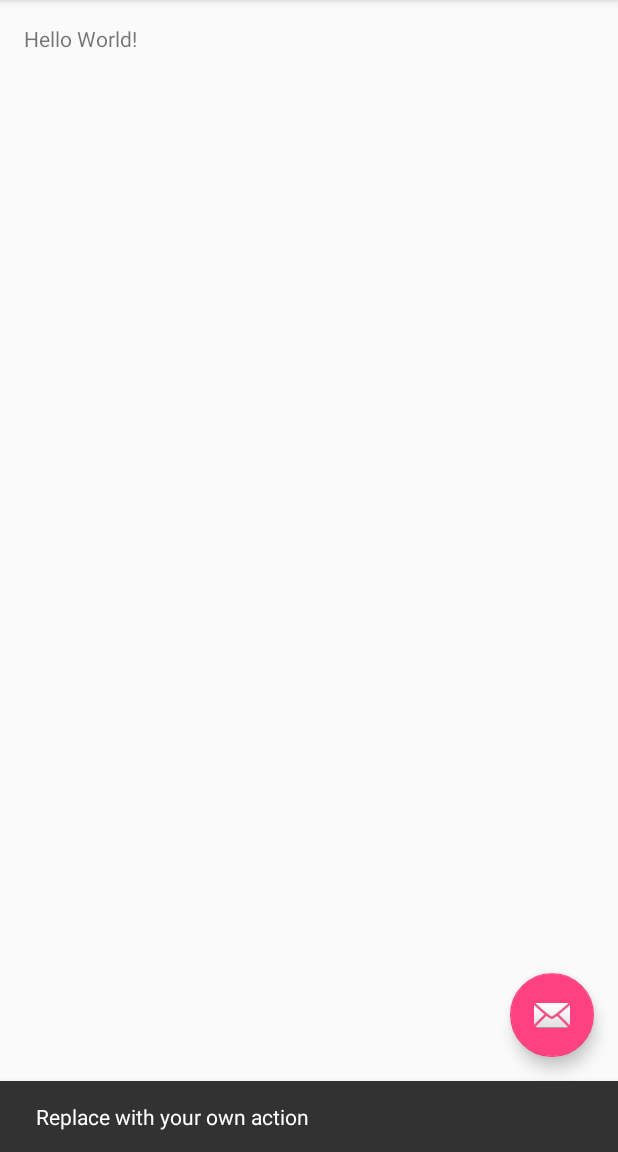
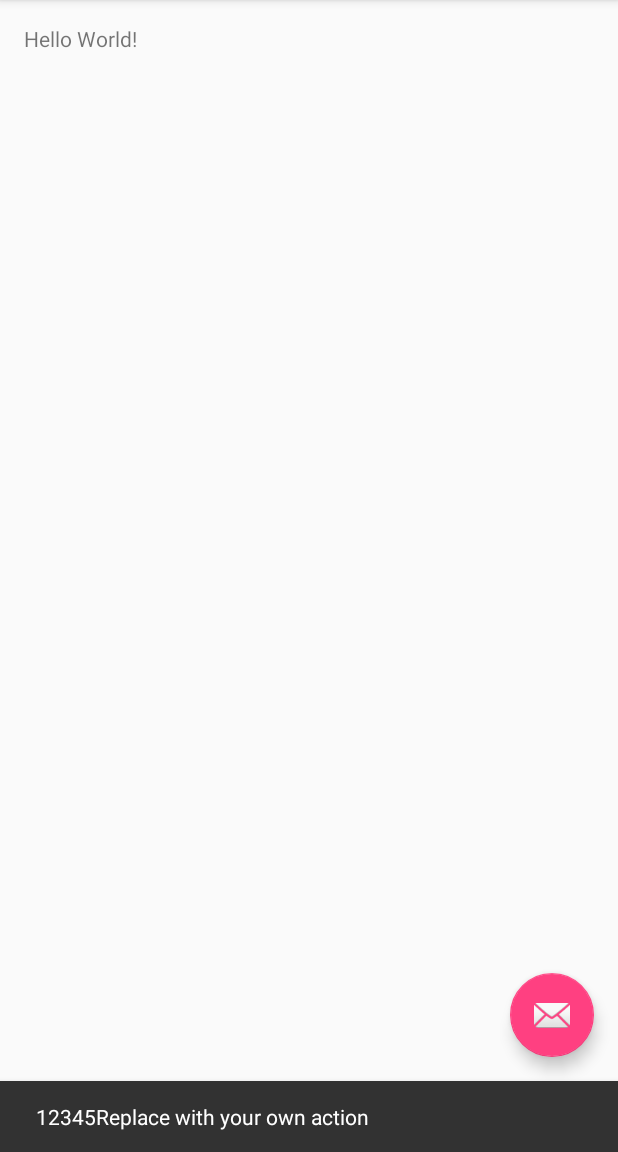
Before and after one commit to tomaszbondaruk/WarsawCitiGame, an Android app: the screen it shows after launch (CitiGameActivity), after a tap on an icon or button, on a phone screen of 412 x 824 dp, the part 84-1236 px from its top. Run offline under Robolectric (Android 15) with nearby library versions, the phone set to English and light mode, and no system bars.

Commit message:
Test commit

```diff
--- a/app/src/main/java/pl/orangeapi/warsawcitigame/CitiGameActivity.java
+++ b/app/src/main/java/pl/orangeapi/warsawcitigame/CitiGameActivity.java
@@ -22,7 +22,7 @@ public class CitiGameActivity extends AppCompatActivity {
         fab.setOnClickListener(new View.OnClickListener() {
             @Override
             public void onClick(View view) {
-                Snackbar.make(view, "Replace with your own action", Snackbar.LENGTH_LONG)
+                Snackbar.make(view, "12345Replace with your own action", Snackbar.LENGTH_LONG)
                         .setAction("Action", null).show();
             }
         });
--- a/app/src/main/res/layout/content_citi_game.xml
+++ b/app/src/main/res/layout/content_citi_game.xml
@@ -10,5 +10,7 @@
     tools:showIn="@layout/activity_citi_game" tools:context=".CitiGameActivity">
 
     <TextView android:text="Hello World!" android:layout_width="wrap_content"
-        android:layout_height="wrap_content" />
+        android:layout_height="wrap_content"
+        android:id="@+id/textView" />
+
 </RelativeLayout>
```
